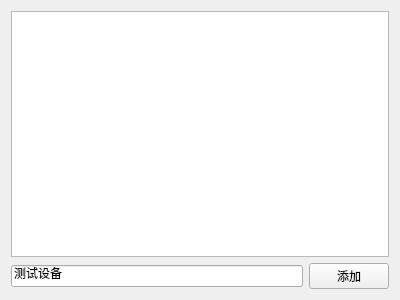
The window that tool/keydemo/frmmain.ui (feiyangqingyun/QWidgetDemo) describes before a commit, drawn with Qt 5.
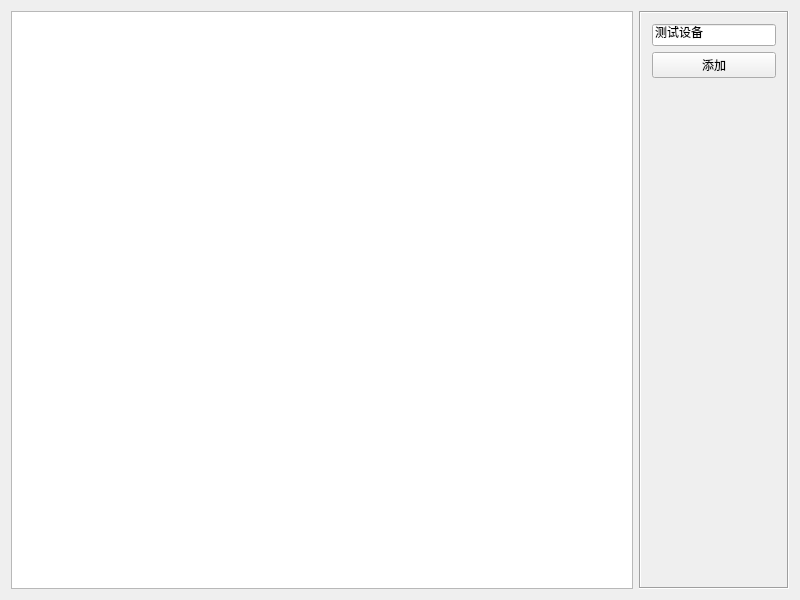
The same window after the commit.

The edit to the form file:
```diff
--- a/tool/keydemo/frmmain.ui
+++ b/tool/keydemo/frmmain.ui
@@ -6,29 +6,66 @@
    <rect>
     <x>0</x>
     <y>0</y>
-    <width>400</width>
-    <height>300</height>
+    <width>800</width>
+    <height>600</height>
    </rect>
   </property>
   <property name="windowTitle">
    <string>frmMain</string>
   </property>
-  <layout class="QGridLayout" name="gridLayout">
-   <item row="0" column="0" colspan="2">
+  <layout class="QHBoxLayout" name="horizontalLayout">
+   <item>
     <widget class="QListWidget" name="listWidget"/>
    </item>
-   <item row="1" column="0">
+   <item>
+    <widget class="QFrame" name="frame">
+     <property name="minimumSize">
+      <size>
+       <width>150</width>
+       <height>0</height>
+      </size>
+     </property>
+     <property name="maximumSize">
+      <size>
+       <width>150</width>
+       <height>16777215</height>
+      </size>
+     </property>
+     <property name="frameShape">
+      <enum>QFrame::Box</enum>
+     </property>
+     <property name="frameShadow">
+      <enum>QFrame::Sunken</enum>
+     </property>
+     <layout class="QVBoxLayout" name="verticalLayout">
+      <item>
     <widget class="QLineEdit" name="lineEdit">
      <property name="text">
       <string>测试设备</string>
      </property>
     </widget>
    </item>
-   <item row="1" column="1">
+      <item>
     <widget class="QPushButton" name="btnAdd">
      <property name="text">
       <string>添加</string>
      </property>
+       </widget>
+      </item>
+      <item>
+       <spacer name="verticalSpacer">
+        <property name="orientation">
+         <enum>Qt::Vertical</enum>
+        </property>
+        <property name="sizeHint" stdset="0">
+         <size>
+          <width>20</width>
+          <height>486</height>
+         </size>
+        </property>
+       </spacer>
+      </item>
+     </layout>
     </widget>
    </item>
   </layout>
```
Lines whose indentation alone changed are shown as unchanged.
